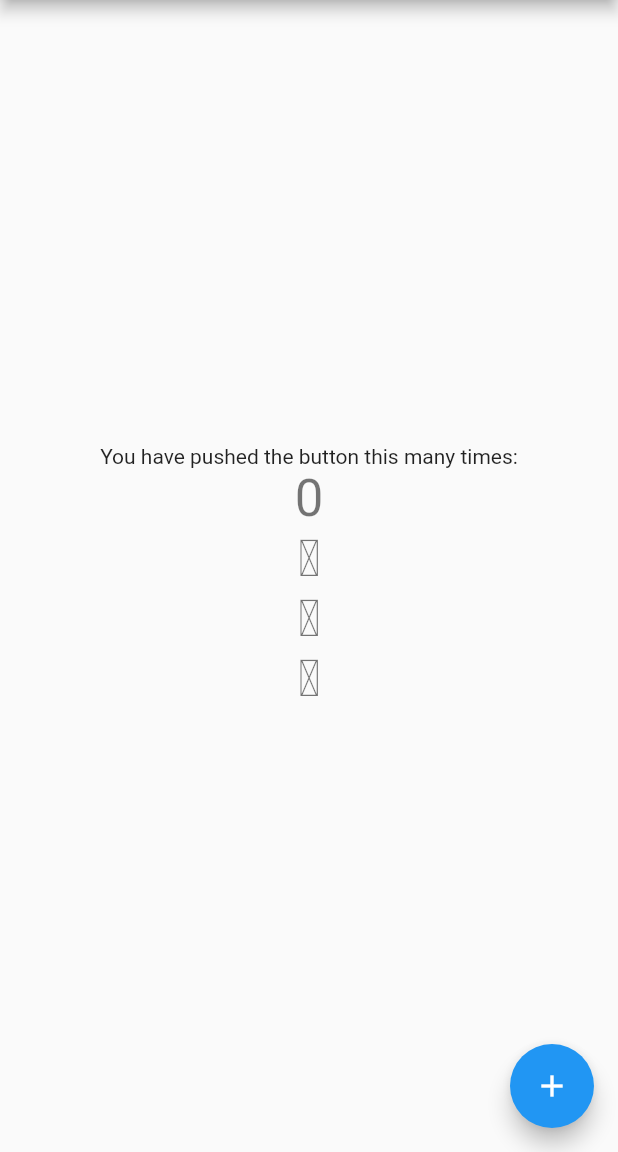
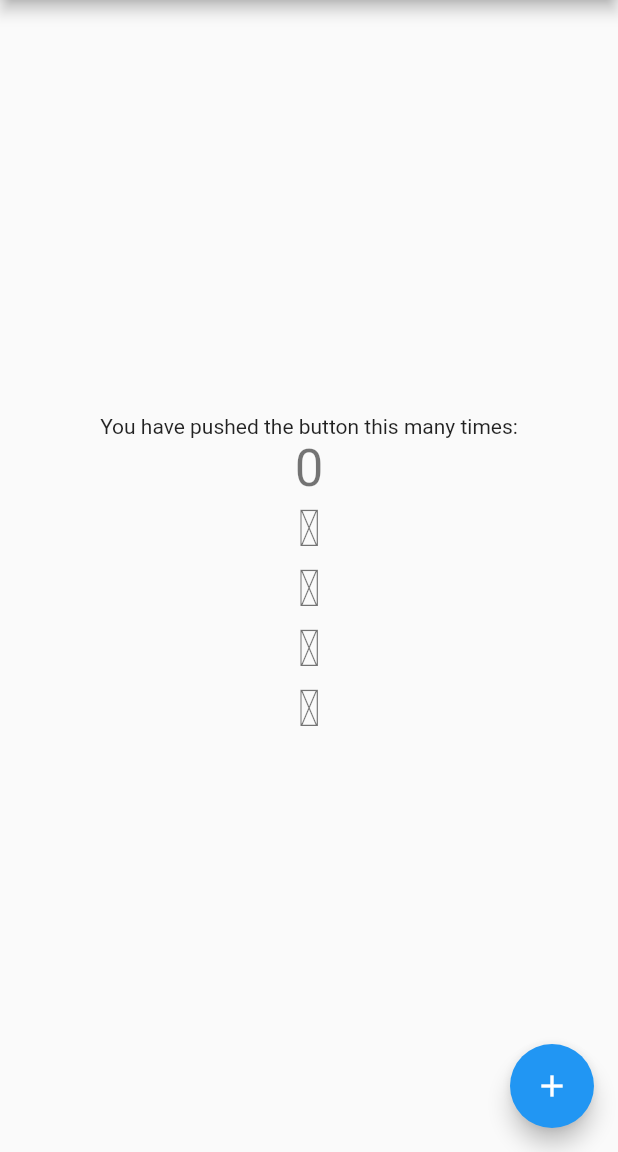
Before and after one commit to ItdaTeam/git_test, a Flutter app: the screen it shows after launch, on a phone screen of 412 x 824 dp, the part 84-1236 px from its top. Run offline on Flutter 3.47's test engine with Material 2 defaults, Android fonts, the phone set to English and light mode, and no system bars.

Commit message:
ㅎㅎ
ㅎ

```diff
--- a/lib/main.dart
+++ b/lib/main.dart
@@ -107,6 +107,7 @@ class _MyHomePageState extends State<MyHomePage> {
             Text('ㄱ', style: Theme.of(context).textTheme.headline4,),
             Text('ㄴ', style: Theme.of(context).textTheme.headline4,),
             Text('ㄷ', style: Theme.of(context).textTheme.headline4,),
+            Text('ㄹ', style: Theme.of(context).textTheme.headline4,),
           ],
         ),
       ),
```
